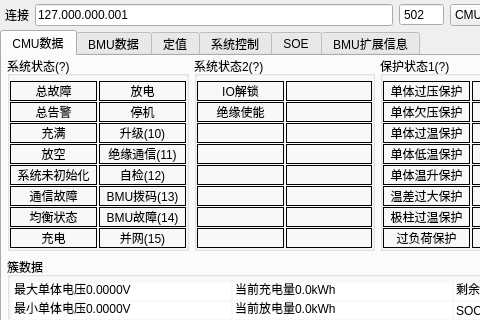
Shogpe/bmsTool, file views/bmsview/bmsview.ui: the form before one commit; both pictures show x 0 to 480 and y 0 to 320 of the 1128 by 624 pixel window.
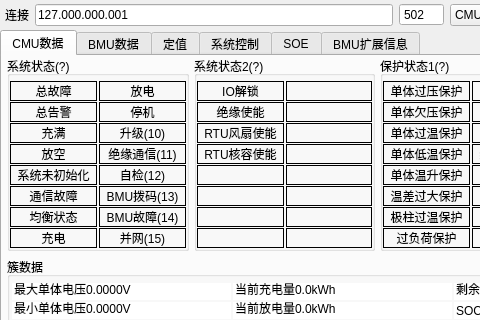
The form after the commit. The open tabs and pages were chosen to show the change. Custom widgets are drawn as their Qt base class.

Commit message: 4.6版本的点表中新增RTU风扇使能与核容使能状态显示

What changed in the file:
```diff
--- a/views/bmsview/bmsview.ui
+++ b/views/bmsview/bmsview.ui
@@ -695,7 +695,7 @@
                  <enum>QFrame::Box</enum>
                 </property>
                 <property name="text">
-                 <string/>
+                 <string>RTU风扇使能</string>
                 </property>
                 <property name="alignment">
                  <set>Qt::AlignCenter</set>
@@ -714,7 +714,7 @@
                  <enum>QFrame::Box</enum>
                 </property>
                 <property name="text">
-                 <string/>
+                 <string>RTU核容使能</string>
                 </property>
                 <property name="alignment">
                  <set>Qt::AlignCenter</set>
```
Left out of the diff: 2 changed lines with no effect on the pictures. The commit also changes 1 other file.
